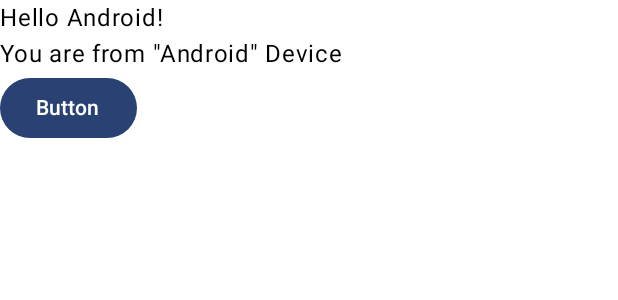
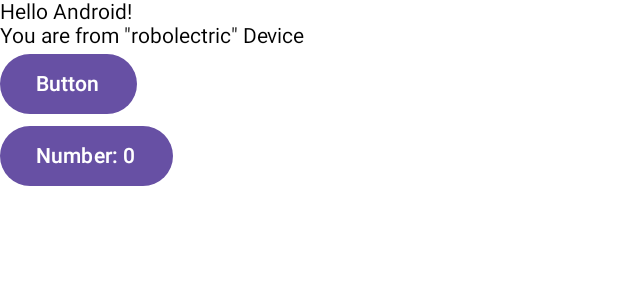
Before and after one commit to SJang1/wsu-ChangupMobileAppDevSilmu-2025-02, an Android app built with Jetpack Compose: the @Preview function GreetingPreview, on a phone screen of 412 x 824 dp. Shown: the top 300 px of the screen. Run offline under Robolectric (Android 15) with nearby library versions, the phone set to English and light mode, and no system bars.

Commit message:
Feat: add random number generating function

```diff
--- a/app/src/main/java/com/example/composelab/MainActivity.kt
+++ b/app/src/main/java/com/example/composelab/MainActivity.kt
@@ -12,9 +12,15 @@ import androidx.compose.material3.Button
 import androidx.compose.material3.Scaffold
 import androidx.compose.material3.Text
 import androidx.compose.runtime.Composable
+import androidx.compose.runtime.mutableStateOf
+import androidx.compose.runtime.State
+import androidx.compose.runtime.getValue
+import androidx.compose.runtime.mutableIntStateOf
 import androidx.compose.ui.Modifier
 import androidx.compose.ui.tooling.preview.Preview
+import androidx.lifecycle.ViewModel
 import com.example.composelab.ui.theme.ComposeLabTheme
+import kotlin.random.Random
 
 class MainActivity : ComponentActivity() {
     override fun onCreate(savedInstanceState: Bundle?) {
@@ -23,13 +29,40 @@ class MainActivity : ComponentActivity() {
         setContent {
             ComposeLabTheme {
                 Scaffold(modifier = Modifier.fillMaxSize()) { innerPadding ->
-                    Greeting(
+                    Column {
+                        Greeting(
                         name = "Android",
                         deviceName = android.os.Build.MODEL,
                         modifier = Modifier.padding(innerPadding),
-                    )
+                        )
+                        Counter()
+                    }
+
                 }
             }
+        }
+    }
+}
+
+class CounterViewModel : ViewModel() {
+    private val _randomNumber = mutableIntStateOf(0)
+    val randomNumber: State<Int> = _randomNumber
+
+    fun generateRandomNumber() {
+        _randomNumber.value = Random.nextInt(0, 99)
+    }
+}
+
+// Composable
+@Composable
+fun Counter(modifier: Modifier = Modifier, viewModel: CounterViewModel = CounterViewModel()) {
+    val randomNumber by viewModel.randomNumber // Observe the state from ViewModel
+
+    Column(verticalArrangement = Arrangement.Top, modifier = modifier) {
+        Button(
+            onClick = { viewModel.generateRandomNumber() }, // Call ViewModel function
+        ) {
+            Text("Number: $randomNumber")
         }
     }
 }
@@ -52,7 +85,11 @@ fun Greeting(name: String, deviceName: String, modifier: Modifier = Modifier) {
 @Preview(showBackground = true)
 @Composable
 fun GreetingPreview() {
-    ComposeLabTheme {
-        Greeting("Android", "Android")
+    Column {
+        Greeting(
+            name = "Android",
+            deviceName = android.os.Build.MODEL
+        )
+        Counter()
     }
 }
```
